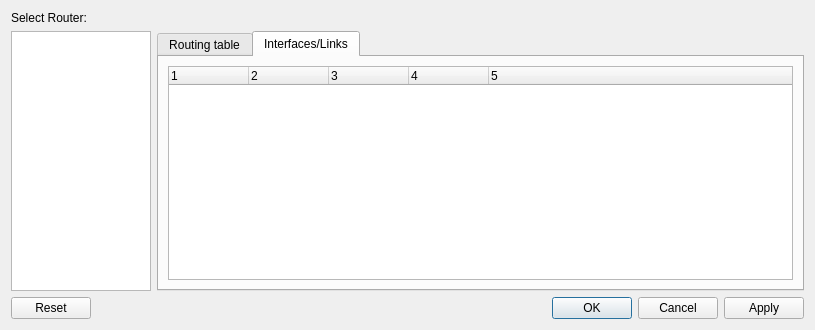
This is confRouter.ui in koppd/mt as Qt 5 draws it before an edit. The edited form follows.
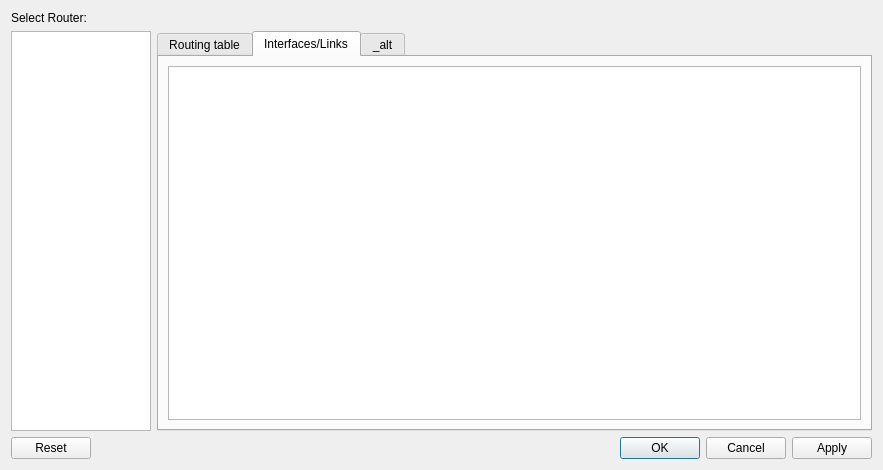
This is the edited form. The open tabs and pages were chosen to show the change.

Commit message: "ip a" für den Router-Dialog sowie "start wireshark" für Host-Dialog

What changed in the file:
```diff
--- a/confRouter.ui
+++ b/confRouter.ui
@@ -6,8 +6,8 @@
    <rect>
     <x>0</x>
     <y>0</y>
-    <width>815</width>
-    <height>330</height>
+    <width>883</width>
+    <height>470</height>
    </rect>
   </property>
   <property name="windowTitle">
@@ -58,6 +58,23 @@
        <string>Interfaces/Links</string>
       </attribute>
       <layout class="QGridLayout" name="gridLayout">
+       <item row="0" column="0">
+        <widget class="QPlainTextEdit" name="ptLinks">
+         <property name="font">
+          <font>
+           <family>Oxygen Mono</family>
+           <pointsize>9</pointsize>
+          </font>
+         </property>
+        </widget>
+       </item>
+      </layout>
+     </widget>
+     <widget class="QWidget" name="tab_3">
+      <attribute name="title">
+       <string>_alt</string>
+      </attribute>
+      <layout class="QGridLayout" name="gridLayout_4">
        <item row="0" column="0">
         <widget class="QTreeWidget" name="treeInterfaces">
          <property name="columnCount">
```
Left out of the diff: 2 changed lines with no effect on the pictures. The commit also changes 1 other file.
